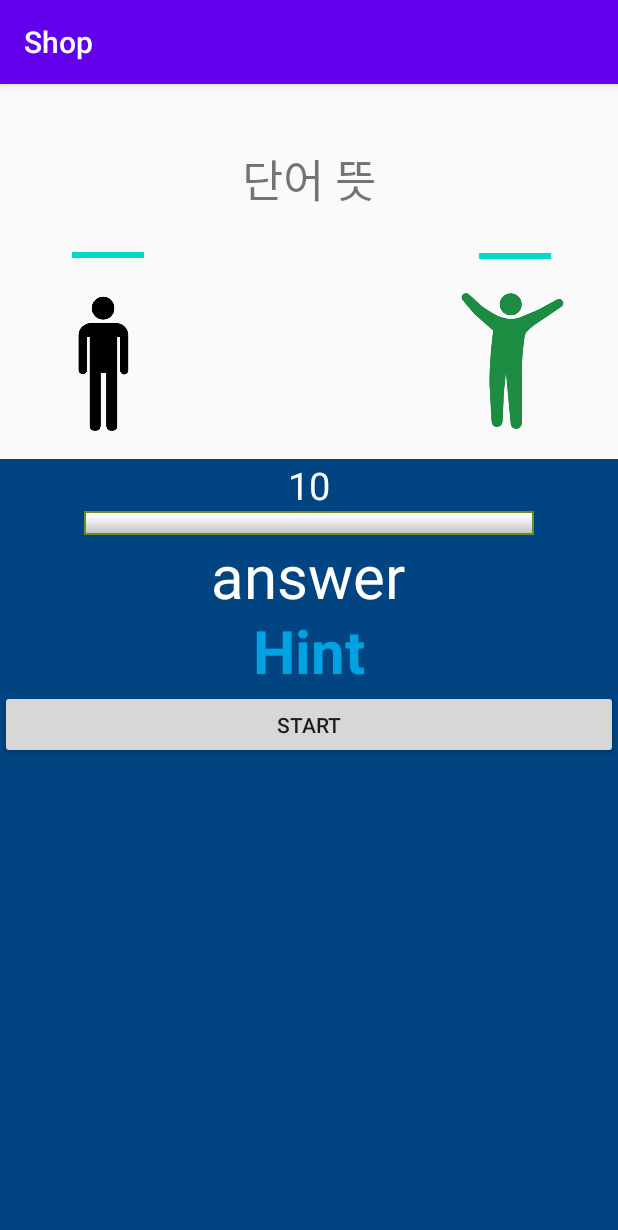
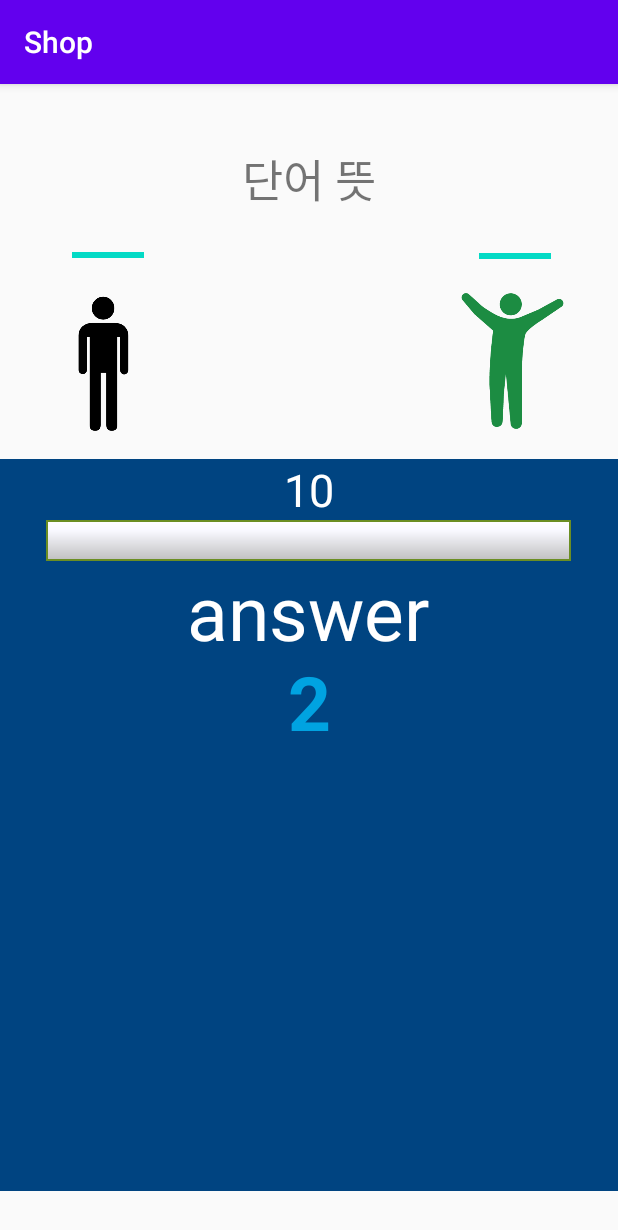
Before and after one commit to Hyeon-Jun-Kim/NCS_ImprintSaga, an Android app: the BattleActivity screen opened directly, with no data from a screen before it, on a phone screen of 412 x 824 dp. Shown: the top 1230 px of the screen. Run offline under Robolectric (Android 15) with nearby library versions, the phone set to English and light mode, and no system bars; libraries missing offline, so code that uses them is left out: com.opencsv; 2 statements that could not run were skipped.

Commit message:
battle page timer

```diff
--- a/app/src/main/res/layout/battle.xml
+++ b/app/src/main/res/layout/battle.xml
@@ -79,7 +79,7 @@
 
     <LinearLayout
         android:layout_width="match_parent"
-        android:layout_height="200dp"
+        android:layout_height="190dp"
         android:background="#004481"
         android:orientation="vertical">
 
@@ -91,13 +91,13 @@
             android:inputType="number"
             android:text="10"
             android:textColor="#FFFFFF"
-            android:textSize="25dp" />
+            android:textSize="30dp" />
 
         <ProgressBar
             android:id="@+id/timerPB"
             style="?android:attr/progressBarStyleHorizontal"
-            android:layout_width="300dp"
-            android:layout_height="wrap_content"
+            android:layout_width="350dp"
+            android:layout_height="27dp"
             android:layout_gravity="center"
             android:max="10"
             android:progress="0"
@@ -106,38 +106,33 @@
         <TextView
             android:id="@+id/answerTV"
             android:layout_width="342dp"
-            android:layout_height="50dp"
+            android:layout_height="60dp"
+            android:layout_gravity="center"
+            android:gravity="center"
             android:text="answer"
-            android:textSize="40dp"
             android:textColor="#FFFFFF"
-            android:layout_gravity="center"
-            android:gravity="center"/>
+            android:textSize="50dp" />
 
         <TextView
             android:id="@+id/hintTV"
             android:layout_width="353dp"
-            android:layout_height="43dp"
+            android:layout_height="60dp"
             android:layout_gravity="center"
+            android:layout_marginBottom="10dp"
+            android:gravity="center"
             android:text="Hint"
-            android:gravity="center"
-            android:layout_marginBottom="10dp"
             android:textColor="#00A3E1"
-            android:textSize="40dp"
+            android:textSize="50dp"
             android:textStyle="bold" />
 
-        <Button
-            android:id="@+id/testbtn"
-            android:layout_width="match_parent"
-            android:layout_height="match_parent"
-            android:text="START"/>
     </LinearLayout>
+
     <LinearLayout
         android:id="@+id/wordBtns"
         android:layout_width="420dp"
-        android:layout_height="match_parent"
-        android:orientation="horizontal"
+        android:layout_height="298dp"
+        android:layout_gravity="center"
         android:background="#004481"
-        android:layout_gravity="center"
-        android:gravity="center">
-    </LinearLayout>
+        android:gravity="center"
+        android:orientation="horizontal"></LinearLayout>
 </LinearLayout>
```
Also changed, not shown: app/src/main/java/com/hanshin/ncs_imprintsaga/BattleActivity.java (+111 -75 lines).
